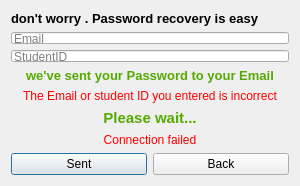
Old version of the form LoginPart/ForgetPass.ui in the repository EE-AUT/Media-player.
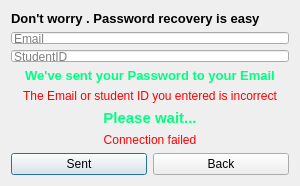
New version of the form. Icons and pictures are not drawn.

Commit message: Forget pass part and Delete Acc Part bugs fixed

What changed in the file:
```diff
--- a/LoginPart/ForgetPass.ui
+++ b/LoginPart/ForgetPass.ui
@@ -49,7 +49,7 @@
       <string notr="true"/>
      </property>
      <property name="text">
-      <string>don't worry . Password recovery is easy</string>
+      <string>Don't worry . Password recovery is easy</string>
      </property>
      <property name="alignment">
       <set>Qt::AlignLeading|Qt::AlignLeft|Qt::AlignVCenter</set>
@@ -68,11 +68,11 @@
       </font>
      </property>
      <property name="styleSheet">
-      <string notr="true">color: rgb(85, 170, 0);
+      <string notr="true">color: rgb(0, 255, 127);
 </string>
      </property>
      <property name="text">
-      <string>we've sent your Password to your Email</string>
+      <string>We've sent your Password to your Email</string>
      </property>
      <property name="alignment">
       <set>Qt::AlignCenter</set>
@@ -194,7 +194,7 @@
       </font>
      </property>
      <property name="styleSheet">
-      <string notr="true">color: rgb(85, 170, 0);</string>
+      <string notr="true">color: rgb(0, 255, 127);</string>
      </property>
      <property name="text">
       <string>Please wait...</string>
```
The commit also changes 12 other files.
